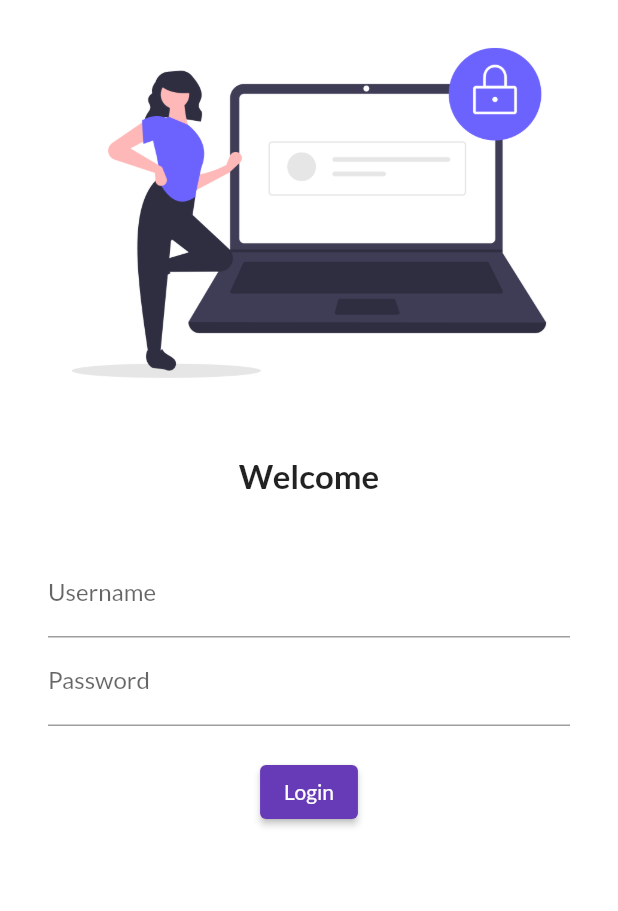
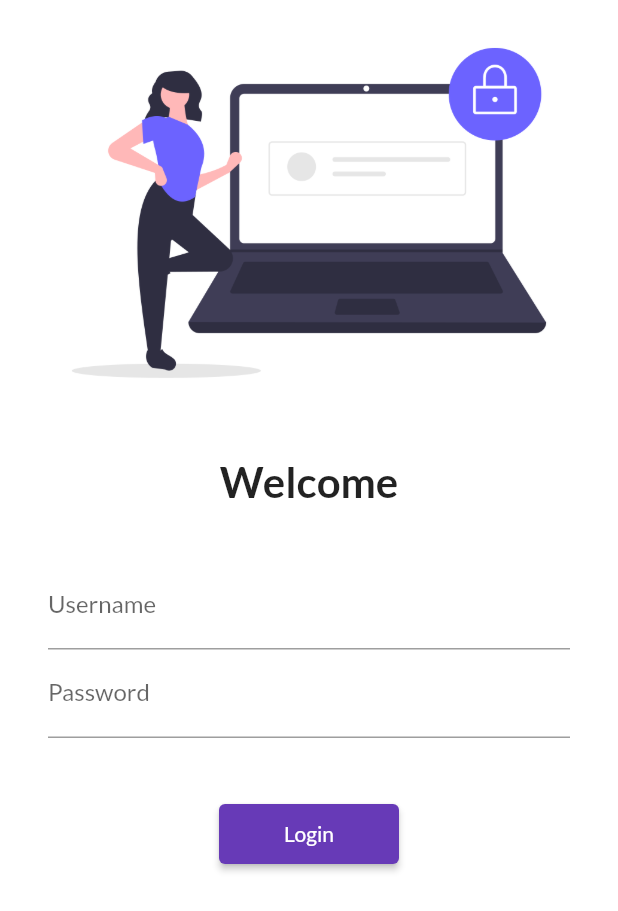
Before and after one commit to NikhilSri700/BingeMania, a Flutter app: the screen it shows after launch, on a phone screen of 412 x 824 dp. Shown: the top 911 px of the screen. Run offline on Flutter 3.47's test engine with Material 2 defaults, Android fonts, the phone set to English and light mode, and no system bars; our stand-ins replace google_fonts.

Commit message:
Day 5 completed

```diff
--- a/lib/main.dart
+++ b/lib/main.dart
@@ -1,5 +1,6 @@
 import 'package:binge_mania/pages/home_page.dart';
 import 'package:binge_mania/pages/login_page.dart';
+import 'package:binge_mania/utils/routes.dart';
 import 'package:flutter/material.dart';
 import 'package:google_fonts/google_fonts.dart';
 
@@ -19,11 +20,11 @@ class MyApp extends StatelessWidget {
       darkTheme: ThemeData(
         brightness: Brightness.dark,
       ),
-      initialRoute: "/login",
+      initialRoute: "/",
       routes: {
         "/": (context) => LoginPage(),
-        "/home": (context) => HomePage(),
-        "/login": (context) => LoginPage(),
+        MyRoutes.homeRoute: (context) => HomePage(),
+        MyRoutes.loginRoute: (context) => LoginPage(),
       },
     );
   }
--- a/lib/pages/login_page.dart
+++ b/lib/pages/login_page.dart
@@ -1,3 +1,4 @@
+import 'package:binge_mania/utils/routes.dart';
 import 'package:flutter/material.dart';
 
 class LoginPage extends StatelessWidget {
@@ -5,6 +6,7 @@ class LoginPage extends StatelessWidget {
   Widget build(BuildContext context) {
     return Material(
       color: Colors.white,
+      child: SingleChildScrollView(
         child: Column(
           children: [
             Image.asset(
@@ -17,7 +19,7 @@ class LoginPage extends StatelessWidget {
             Text(
               "Welcome",
               style: TextStyle(
-              fontSize: 22,
+                fontSize: 28,
                 fontWeight: FontWeight.bold,
               ),
             ),
@@ -42,13 +44,13 @@ class LoginPage extends StatelessWidget {
                     ),
                   ),
                   SizedBox(
-                  height: 20.0,
+                    height: 40.0,
                   ),
                   ElevatedButton(
                     child: Text("Login"),
-                  style: TextButton.styleFrom(),
+                    style: TextButton.styleFrom(minimumSize: Size(120, 40)),
                     onPressed: () {
-                    print("Hi Nikhil");
+                      Navigator.pushNamed(context, MyRoutes.homeRoute);
                     },
                   ),
                 ],
@@ -56,6 +58,7 @@ class LoginPage extends StatelessWidget {
             )
           ],
         ),
+      ),
     );
   }
 }
--- /dev/null
+++ b/lib/utils/routes.dart
@@ -0,0 +1,4 @@
+class MyRoutes {
+  static String loginRoute = "/login";
+  static String homeRoute = "/home";
+}
```
Lines whose indentation alone changed are shown as unchanged.
